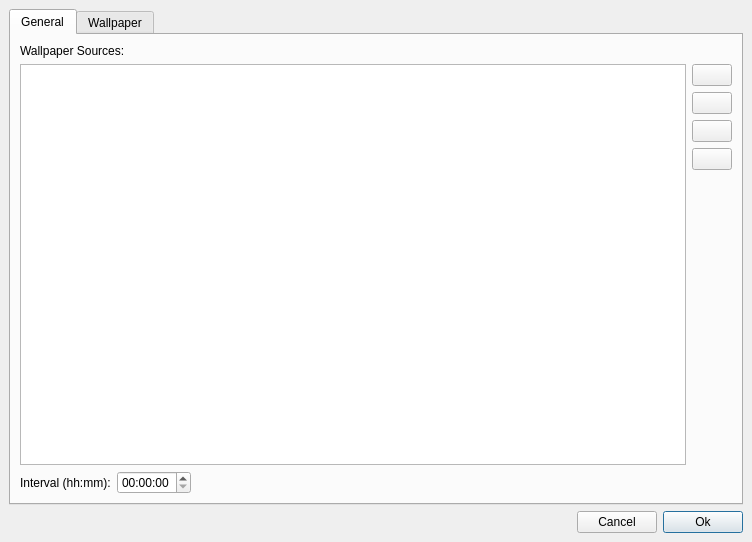
This is wpcg/presentation/ui/settings.ui in JakobPer/wpcg-py as Qt 5 draws it before an edit. The edited form follows.
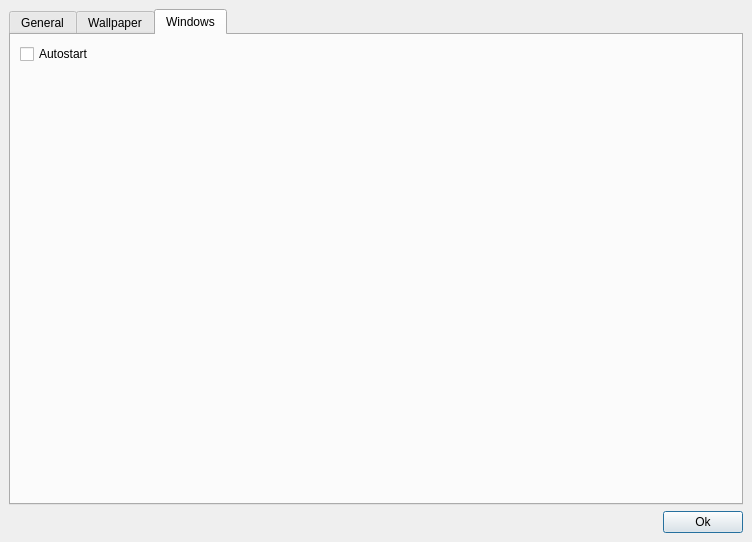
This is the edited form. The open tabs and pages were chosen to show the change. Icons and pictures are not drawn.

Commit message: removed reddit provider, added windows settings for autostart

Patch:
```diff
--- a/wpcg/presentation/ui/settings.ui
+++ b/wpcg/presentation/ui/settings.ui
@@ -514,6 +514,33 @@
         </item>
        </layout>
       </widget>
+      <widget class="QWidget" name="tab_windows">
+       <attribute name="title">
+        <string>Windows</string>
+       </attribute>
+       <layout class="QVBoxLayout" name="verticalLayout_8">
+        <item>
+         <widget class="QCheckBox" name="cb_autostart">
+          <property name="text">
+           <string>Autostart</string>
+          </property>
+         </widget>
+        </item>
+        <item>
+         <spacer name="verticalSpacer_3">
+          <property name="orientation">
+           <enum>Qt::Vertical</enum>
+          </property>
+          <property name="sizeHint" stdset="0">
+           <size>
+            <width>20</width>
+            <height>40</height>
+           </size>
+          </property>
+         </spacer>
+        </item>
+       </layout>
+      </widget>
      </widget>
     </item>
     <item row="1" column="0">
@@ -534,19 +561,6 @@
         </property>
        </spacer>
       </item>
-      <item>
-       <widget class="QPushButton" name="btnCancel">
-        <property name="sizePolicy">
-         <sizepolicy hsizetype="Fixed" vsizetype="Fixed">
-          <horstretch>0</horstretch>
-          <verstretch>0</verstretch>
-         </sizepolicy>
-        </property>
-        <property name="text">
-         <string>Cancel</string>
-        </property>
-       </widget>
-      </item>
       <item>
        <widget class="QPushButton" name="btnOk">
         <property name="sizePolicy">
```
The commit also changes 5 other files.
